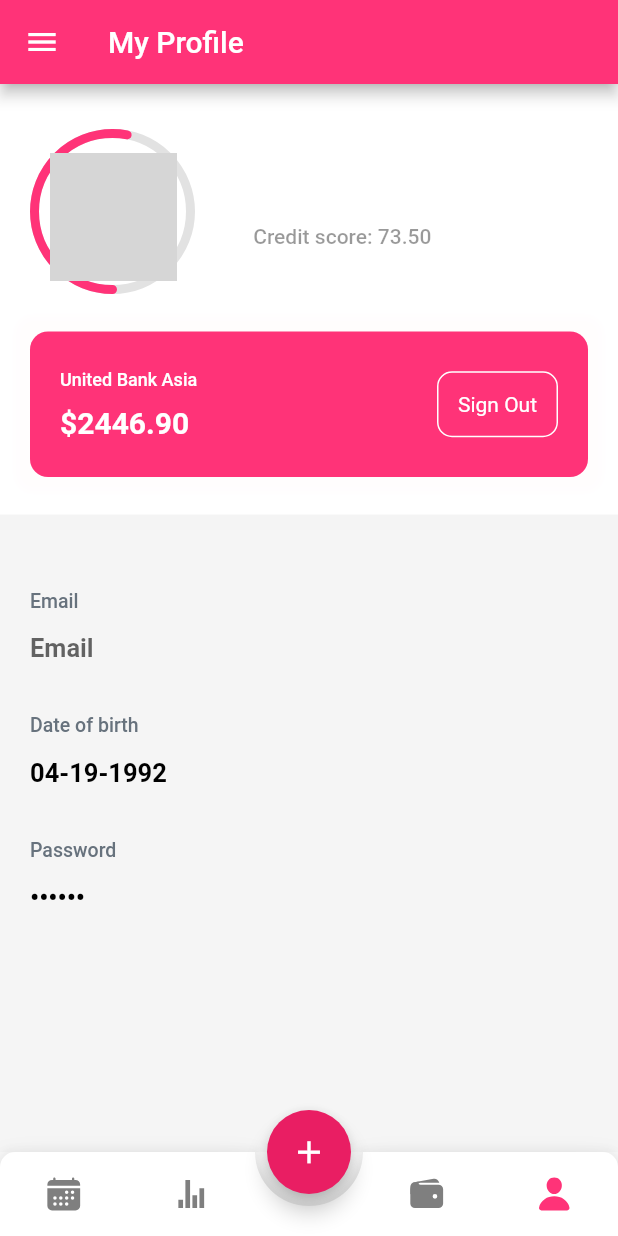
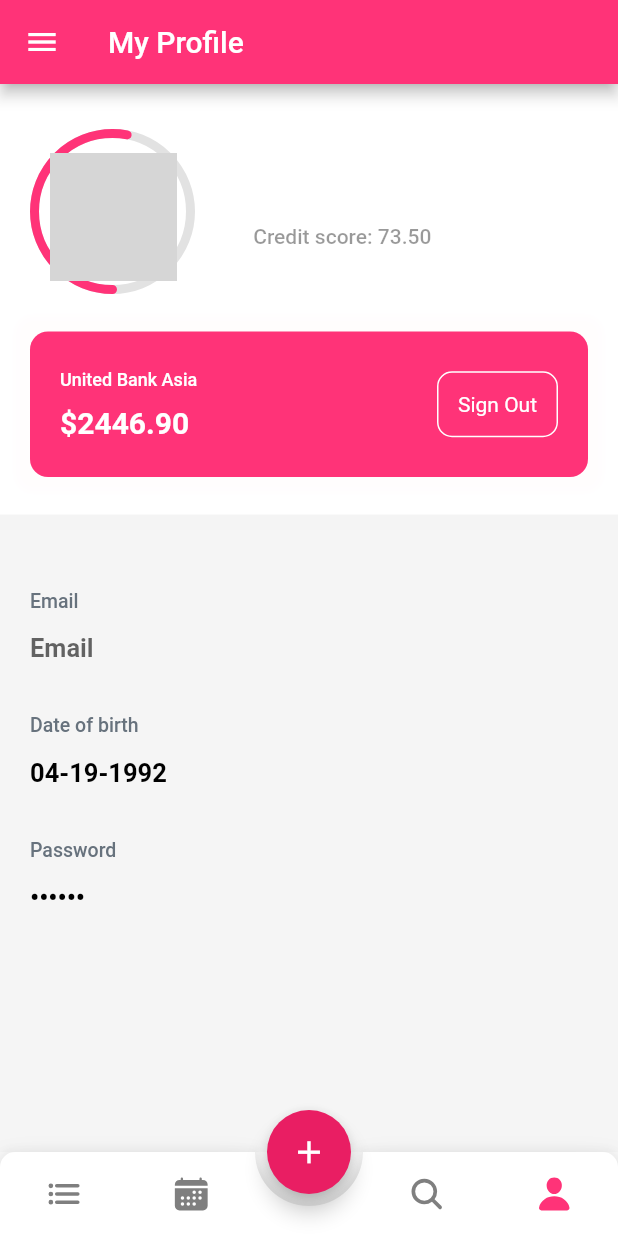
Before and after one commit to KavinduLiyanage/MyDiary-App, a Flutter app: the RootApp screen opened directly, item 4 of the bottom bar chosen, on a phone screen of 412 x 824 dp. Run offline on Flutter 3.47's test engine with Material 2 defaults, Android fonts, the phone set to English and light mode, and no system bars; drawn by our look-alikes of animated_bottom_navigation_bar, percent_indicator; our stand-ins replace cloud_firestore, date_format, firebase_auth, firebase_core, fl_chart, flutter_icons and 3 more; accounts and stored records are empty; network calls fail; grey boxes are pictures that could not be loaded.

Commit message:
Merged dev_milinda

```diff
--- a/lib/src/pages/root_app.dart
+++ b/lib/src/pages/root_app.dart
@@ -23,9 +23,10 @@ class RootApp extends StatefulWidget {
 class _RootAppState extends State<RootApp> {
   int pageIndex = 0;
   List<Widget> pages = [
+    EntryList(),
     CalendarDiaryExample(),
     EntryFilter(),
-    BudgetPage(),
+    // BudgetPage(),
     ProfilePage(),
     EntryInsert()
   ];
@@ -199,9 +200,9 @@ class _RootAppState extends State<RootApp> {
 
   Widget getFooter() {
     List<IconData> iconItems = [
+      Ionicons.md_list,
       Ionicons.md_calendar,
-      Ionicons.md_stats,
-      Ionicons.md_wallet,
+      Ionicons.md_search,
       Ionicons.ios_person,
     ];
 
```
